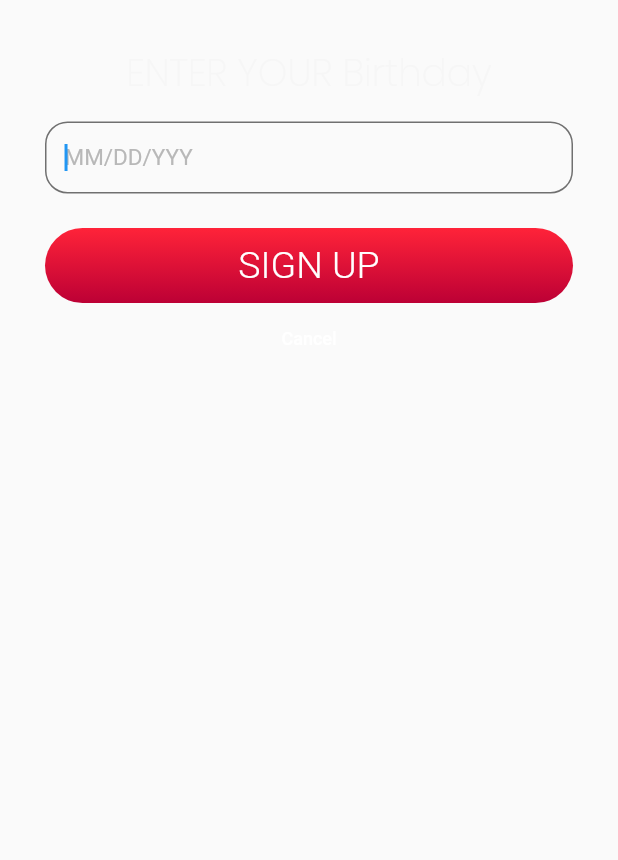
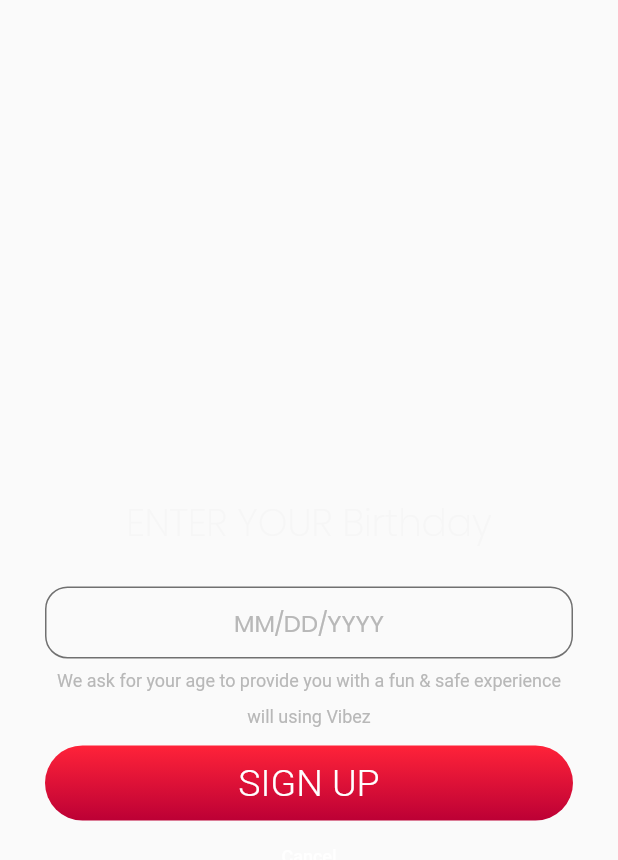
Before and after one commit to Ckefan/Vibez, a Flutter app: the EnterBirthday widget shown alone on an empty page, opened directly, on a phone screen of 412 x 824 dp. Shown: the top 860 px of the screen. Run offline on Flutter 3.47's test engine with Material 2 defaults, Android fonts, the phone set to English and light mode, and no system bars; our stand-ins replace flutter_datetime_picker, pin_input_text_field.

Commit message:
新增生日选择器

```diff
--- a/lib/components/login/enterBirthday.dart
+++ b/lib/components/login/enterBirthday.dart
@@ -1,4 +1,5 @@
 import 'package:flutter/material.dart';
+import 'package:flutter_datetime_picker/flutter_datetime_picker.dart';
 
 class EnterBirthday extends StatefulWidget {
   final setstatus;
@@ -9,49 +10,69 @@
 }
 
 class _EnterBirthdayState extends State<EnterBirthday> {
+  var birthdayDate = '';
+  var selDate = DateTime(1980, 6, 15);
   @override
   Widget build(BuildContext context) {
-    final fontColor =
-        TextStyle(color: Color.fromRGBO(184, 184, 184, 1), fontSize: 15.0);
-
     return Padding(
       padding: EdgeInsets.all(30.0),
       child: Column(children: [
-        Text(
+        Container(
+          margin: EdgeInsets.only(
+              top: MediaQuery.of(context).viewInsets.bottom > 0 ? 180.0 : 300.0,
+              bottom: 10.0),
+          child: Text(
             'ENTER YOUR Birthday',
             style: TextStyle(
                 fontSize: 25.0,
                 color: Color.fromRGBO(246, 246, 246, 1),
                 fontFamily: 'Extra'),
           ),
+        ),
         Container(
-          margin: EdgeInsets.only(top: 14.0, bottom: 10.0),
+          margin: EdgeInsets.only(top: 14.0),
+          width: double.infinity,
           child: DecoratedBox(
             decoration: BoxDecoration(
               border: Border.all(color: Color.fromRGBO(112, 112, 112, 1)),
               borderRadius: BorderRadius.circular(15.0),
             ),
-            child: Padding(
-              padding: EdgeInsets.only(left: 13.0),
-              child: TextField(
-                autofocus: true,
-                style: fontColor,
-                decoration: InputDecoration(
-                    hintText: 'MM/DD/YYY',
-                    border: InputBorder.none,
-                    hintStyle: fontColor),
-              ),
-            ),
+            child: FlatButton(
+                onPressed: () {
+                  DatePicker.showDatePicker(context,
+                      showTitleActions: true,
+                      minTime: DateTime(1800, 1, 1),
+                      maxTime: DateTime.now(), onChanged: (date) {
+                    print('change $date');
+                  }, onConfirm: (date) {
+                    print('confirm $date');
+                    setState(() {
+                      selDate = date;
+                      birthdayDate =
+                          '${date.month > 9 ? date.month : '0' + date.month.toString()} / ${date.day > 9 ? date.day : '0' + date.day.toString()} / ${date.year}';
+                    });
+                  }, currentTime: selDate, locale: LocaleType.en);
+                },
+                child: Text(
+                  birthdayDate != '' ? birthdayDate : 'MM/DD/YYYY',
+                  style: TextStyle(
+                      color: Color.fromRGBO(184, 184, 184, 1),
+                      fontSize: 16.0,
+                      fontFamily: 'Regular'),
+                )),
           ),
         ),
         Text(
-          '',
+          'We ask for your age to provide you with a fun & safe experience will using Vibez',
+          textAlign: TextAlign.center,
           style: TextStyle(
-              fontSize: 11.0,
+            fontSize: 12.0,
             color: Color.fromRGBO(184, 184, 184, 1),
-              letterSpacing: 20.0),
+            height: 2,
+          ),
         ),
         Container(
+          margin: EdgeInsets.only(top: 10.0),
           width: double.infinity,
           height: 50.0,
           decoration: BoxDecoration(
@@ -87,7 +108,7 @@
             style: TextStyle(
                 color: Color.fromRGBO(255, 255, 255, 1), fontSize: 12.0),
           ),
-          onPressed: () => widget.setstatus(0),
+          onPressed: () => widget.setstatus(2),
         )
       ]),
     );
--- a/lib/components/login/signup.dart
+++ b/lib/components/login/signup.dart
@@ -135,7 +135,7 @@
               color: Colors.transparent,
               elevation: 0, // 正常时阴影隐藏
               highlightElevation: 0, // 点击
-              onPressed: () {},
+              onPressed: () => widget.setstatus(3),
             ),
           ),
           Text(
--- a/lib/pages/home/home.dart
+++ b/lib/pages/home/home.dart
@@ -7,7 +7,7 @@
 class Home extends StatefulWidget {
   //typeStatus is “from trouble_logging_in” page to home ，show login
   final typeStatus;
-  Home({Key key, this.typeStatus = ''}) : super(key: key);
+  Home({Key key, this.typeStatus}) : super(key: key);
   @override
   _HomeState createState() => _HomeState();
 }
@@ -75,7 +75,7 @@
             ),
           ),
           Align(
-            alignment: FractionalOffset(0.1, .82),
+            alignment: FractionalOffset(0.1, .8),
             child: Container(
               width: double.infinity,
               height: 50.0,
--- a/pubspec.yaml
+++ b/pubspec.yaml
@@ -29,6 +29,7 @@
   # Use with the CupertinoIcons class for iOS style icons.
   cupertino_icons: ^0.1.3
   pin_input_text_field: ^3.1.1
+  flutter_datetime_picker: ^1.4.0
 
 dev_dependencies:
   flutter_test:
```
Also changed, not shown: pubspec.lock. Lines whose indentation alone changed are shown as unchanged.
